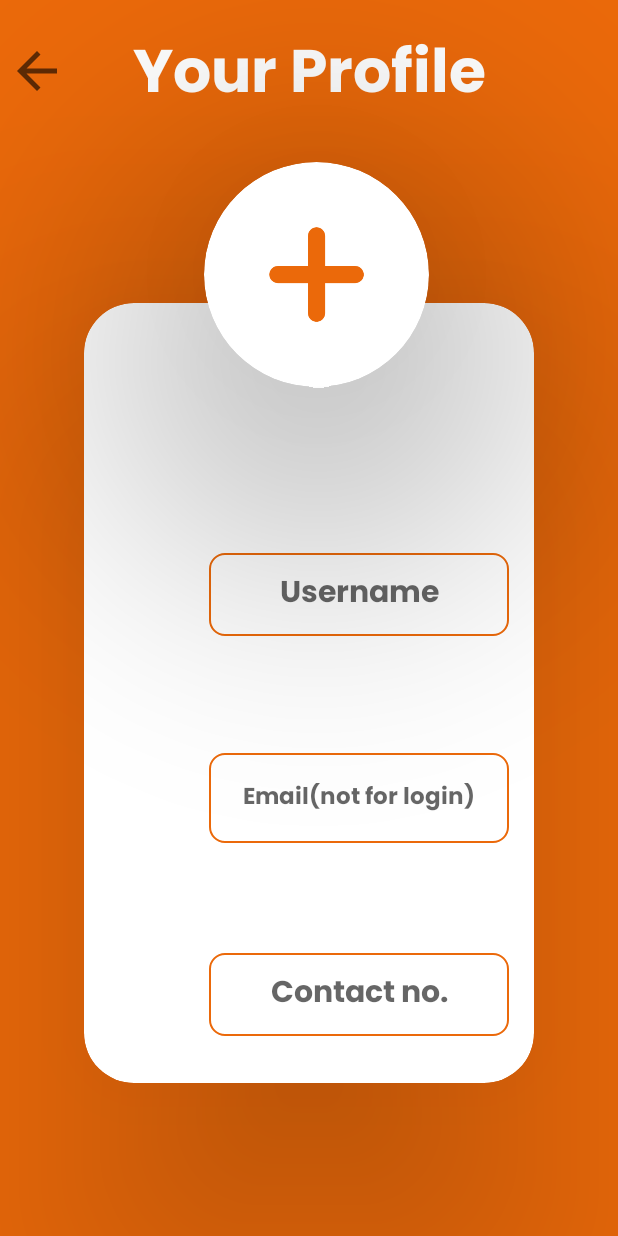
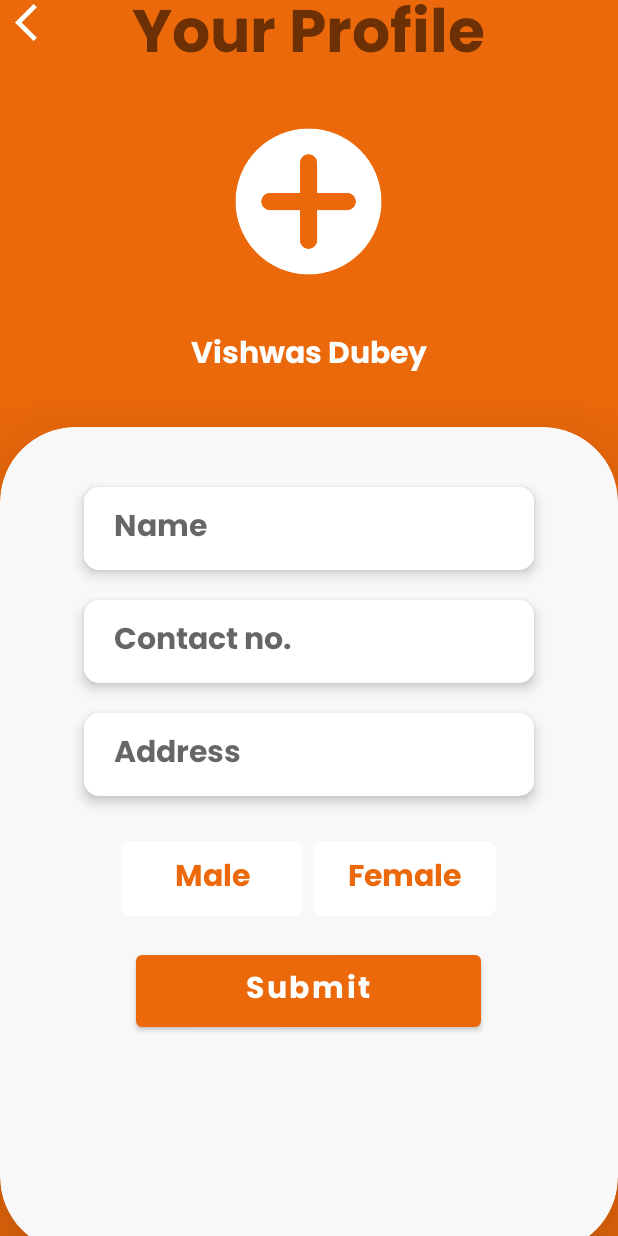
Before and after one commit to VishwasDubey150/BU-Bazzar, an Android app: the profile screen opened directly, with no data from a screen before it, on a phone screen of 412 x 824 dp. Run offline under Robolectric (Android 15) with nearby library versions, the phone set to English and light mode, and no system bars; our stand-ins replace CircleImageView.

Commit message:
can move forword now

```diff
--- a/app/src/main/java/com/example/sellnbuy/login.kt
+++ b/app/src/main/java/com/example/sellnbuy/login.kt
@@ -72,7 +72,7 @@ class login : AppCompatActivity() {
                         {
                             firestore().getUserDetails(this)
                             pb.visibility= View.GONE
-                            val intent=Intent(this,dashboard::class.java)
+                            val intent=Intent(this,profile::class.java)
                             startActivity(intent)
                             finish()
                         }
--- a/app/src/main/res/layout/activity_profile.xml
+++ b/app/src/main/res/layout/activity_profile.xml
@@ -1,134 +1,124 @@
 <?xml version="1.0" encoding="utf-8"?>
-<androidx.constraintlayout.widget.ConstraintLayout xmlns:android="http://schemas.android.com/apk/res/android"
+<androidx.appcompat.widget.LinearLayoutCompat
+    xmlns:android="http://schemas.android.com/apk/res/android"
     xmlns:app="http://schemas.android.com/apk/res-auto"
     xmlns:tools="http://schemas.android.com/tools"
     android:layout_width="match_parent"
     android:layout_height="match_parent"
-    android:background="#EB690A"
-    tools:context=".profile">
+    android:background="#eb690a"
+    android:orientation="vertical">
+
+
+    <ImageView
+        android:layout_width="30dp"
+        android:layout_height="30dp"
+        android:src="@drawable/ic_baseline_arrow_back_ios_24"
+        android:layout_marginLeft="10dp"
+        android:onClick="back">
+    </ImageView>
 
     <TextView
-        android:id="@+id/textView5"
         android:layout_width="wrap_content"
         android:layout_height="wrap_content"
+        android:text="Your Profile"
+        android:textSize="40dp"
+        android:layout_marginTop="-40dp"
+        android:layout_gravity="center"
+        android:fontFamily="@font/poppins_bold">
+    </TextView>
+
+    <de.hdodenhof.circleimageview.CircleImageView
+        android:layout_height="150dp"
+        android:layout_width="150dp"
+        android:layout_gravity="center"
+        android:src="@drawable/add">
+
+
+    </de.hdodenhof.circleimageview.CircleImageView>
+
+    <TextView
+        android:layout_width="wrap_content"
+        android:layout_height="wrap_content"
+        android:textSize="20dp"
+        android:textAlignment="center"
+        android:textColor="@color/white"
         android:fontFamily="@font/poppins_bold"
-        android:text="Your Profile"
-        android:textColor="@color/white"
-        android:textSize="40dp"
-        app:layout_constraintBottom_toBottomOf="parent"
-        app:layout_constraintEnd_toEndOf="parent"
-        app:layout_constraintStart_toStartOf="parent"
-        app:layout_constraintTop_toTopOf="parent"
-        app:layout_constraintVertical_bias="0.022">
+        android:layout_gravity="center"
+        android:layout_marginTop="10dp"
+        android:text="Vishwas Dubey">
     </TextView>
 
     <androidx.cardview.widget.CardView
-        android:id="@+id/cardView2"
-        android:layout_width="300dp"
-        android:layout_height="520dp"
-        android:layout_marginTop="100dp"
-        app:cardCornerRadius="50px"
-        app:cardElevation="150px"
-        app:layout_constraintBottom_toBottomOf="parent"
-        app:layout_constraintEnd_toEndOf="parent"
-        app:layout_constraintStart_toStartOf="parent"
-        app:layout_constraintTop_toTopOf="parent">
+        android:layout_width="match_parent"
+        android:layout_height="550dp"
+        android:layout_gravity="center"
+        android:layout_marginTop="30dp"
+        android:backgroundTint="#F8F8F8"
+        app:cardElevation="50dp"
+        app:cardCornerRadius="50dp">
 
-        <ProgressBar
-            android:id="@+id/pbp"
-            style="?android:attr/progressBarStyle"
-            android:layout_width="100dp"
-            android:layout_height="100dp"
-            android:background="@drawable/bg"
-            android:backgroundTint="#FBF1EE"
-            android:layout_marginTop="100dp"
-            android:layout_marginLeft="100dp"
-            android:paddingTop="10dp"
-            android:paddingBottom="10dp"
-            android:textAlignment="center"
-            android:elevation="4000px"
-            app:circularflow_radiusInDP="10dp"
-            app:layout_constraintBottom_toBottomOf="parent"
-            app:layout_constraintEnd_toEndOf="parent"
-            app:layout_constraintStart_toStartOf="parent"
-            app:layout_constraintTop_toTopOf="parent"
-            app:layout_constraintVertical_bias="0.416" />
+        <LinearLayout
+            android:layout_width="match_parent"
+            android:layout_height="match_parent"
+            android:orientation="vertical">
 
             <EditText
                 android:id="@+id/name"
-            android:layout_width="200dp"
+                android:layout_width="300dp"
+                android:layout_gravity="center"
                 android:layout_height="wrap_content"
+                android:layout_marginTop="40dp"
+                android:fontFamily="@font/poppins_bold"
                 android:textSize="20dp"
-            android:fontFamily="@font/poppins_bold"
-            android:layout_marginLeft="125px"
-            android:layout_marginTop="250px"
-            android:background="@drawable/bg"
-            android:ems="10"
-            android:hint="Username"
-            android:inputType="textPersonName"
-            android:padding="10dp"
-            android:text=""
-            android:textAlignment="center">
+                android:paddingLeft="20dp"
+                android:paddingTop="10dp"
+                android:paddingBottom="10dp"
+                android:paddingRight="20dp"
+                android:elevation="5dp"
+                android:hint="Name"
+                android:background="@drawable/signup_et_bg">
             </EditText>
 
             <EditText
-            android:id="@+id/uemail"
-            android:layout_width="200dp"
-            android:layout_height="60dp"
-            android:textSize="15dp"
+                android:id="@+id/mobile"
+                android:layout_width="300dp"
+                android:layout_gravity="center"
+                android:layout_height="wrap_content"
+                android:layout_marginTop="20dp"
                 android:fontFamily="@font/poppins_bold"
-            android:layout_marginLeft="125px"
-            android:layout_marginTop="450px"
-            android:background="@drawable/bg"
-            android:ems="10"
-            android:hint="Email(not for login)"
-            android:inputType="textPersonName"
-            android:padding="10dp"
-            android:text=""
-            android:textAlignment="center">
-        </EditText>
-
-        <EditText
-            android:id="@+id/contactno"
-            android:layout_width="200dp"
-            android:layout_height="wrap_content"
                 android:textSize="20dp"
-            android:fontFamily="@font/poppins_bold"
-            android:layout_marginLeft="125px"
-            android:layout_marginTop="650px"
-            android:background="@drawable/bg"
-            android:ems="10"
+                android:paddingLeft="20dp"
+                android:paddingTop="10dp"
                 android:inputType="phone"
+                android:paddingBottom="10dp"
+                android:paddingRight="20dp"
+                android:elevation="5dp"
                 android:hint="Contact no."
-            android:padding="10dp"
-            android:text=""
-            android:textAlignment="center">
+                android:background="@drawable/signup_et_bg">
             </EditText>
 
             <EditText
                 android:id="@+id/address"
-            android:layout_width="200dp"
+                android:layout_width="300dp"
+                android:layout_gravity="center"
                 android:layout_height="wrap_content"
+                android:layout_marginTop="20dp"
+                android:fontFamily="@font/poppins_bold"
                 android:textSize="20dp"
-            android:fontFamily="@font/poppins_bold"
-            android:layout_marginLeft="125px"
-            android:layout_marginTop="850px"
-            android:background="@drawable/bg"
-            android:ems="10"
+                android:paddingLeft="20dp"
+                android:paddingTop="10dp"
+                android:paddingBottom="10dp"
+                android:paddingRight="20dp"
+                android:elevation="5dp"
                 android:hint="Address"
-            android:inputType="textPersonName"
-            android:padding="10dp"
-            android:text=""
-            android:textAlignment="center">
+                android:background="@drawable/signup_et_bg">
             </EditText>
-
-
 
             <RadioGroup
                 android:layout_width="250dp"
                 android:layout_height="wrap_content"
-            android:layout_marginTop="1050px"
-            android:layout_marginLeft="70px"
+                android:layout_gravity="center"
+                android:layout_marginTop="30dp"
                 android:orientation="horizontal">
 
                 <RadioButton
@@ -166,8 +156,8 @@
                 android:layout_height="60dp"
                 android:textSize="20dp"
                 android:fontFamily="@font/poppins_bold"
-            android:layout_marginLeft="90px"
-            android:layout_marginTop="1200px"
+                android:layout_gravity="center"
+                android:layout_marginTop="20dp"
                 android:ems="10"
                 android:textAllCaps="false"
                 android:padding="0dp"
@@ -175,45 +165,7 @@
                 android:onClick="submit"
                 android:textAlignment="center">
             </Button>
+        </LinearLayout>
 
     </androidx.cardview.widget.CardView>
-
-    <androidx.cardview.widget.CardView
-        android:onClick="profile_picture"
-        android:id="@+id/cardView"
-        android:layout_width="150dp"
-        android:layout_height="150dp"
-        android:layout_marginTop="0dp"
-        android:layout_marginRight="10dp"
-        app:cardCornerRadius="200px"
-        app:cardElevation="170px"
-        app:layout_constraintBottom_toBottomOf="parent"
-        app:layout_constraintEnd_toEndOf="parent"
-        app:layout_constraintHorizontal_bias="0.539"
-        app:layout_constraintStart_toStartOf="parent"
-        app:layout_constraintTop_toTopOf="parent"
-        app:layout_constraintVertical_bias="0.16"
-        android:foregroundGravity="center">
-
-        <ImageView
-            android:id="@+id/dp"
-            android:layout_width="wrap_content"
-            android:layout_height="wrap_content"
-            android:layout_gravity="center"
-            app:srcCompat="@drawable/add" />
-    </androidx.cardview.widget.CardView>
-
-    <ImageView
-        android:id="@+id/imageView10"
-        android:layout_width="40dp"
-        android:layout_height="40dp"
-        app:layout_constraintBottom_toBottomOf="parent"
-        app:layout_constraintEnd_toEndOf="parent"
-        app:layout_constraintHorizontal_bias="0.012"
-        app:layout_constraintStart_toStartOf="parent"
-        app:layout_constraintTop_toTopOf="parent"
-        app:layout_constraintVertical_bias="0.035"
-        app:srcCompat="?attr/actionModeCloseDrawable"
-        android:onClick="back"/>
-
-</androidx.constraintlayout.widget.ConstraintLayout>
+</androidx.appcompat.widget.LinearLayoutCompat>
```
Also changed, not shown: app/src/main/java/com/example/sellnbuy/firestore/firestore.kt (+81 -81 lines), app/src/main/java/com/example/sellnbuy/profile.kt (+2 -116 lines), app/src/main/res/layout/activity_login.xml (+17 -13 lines). Lines whose indentation alone changed are shown as unchanged.
